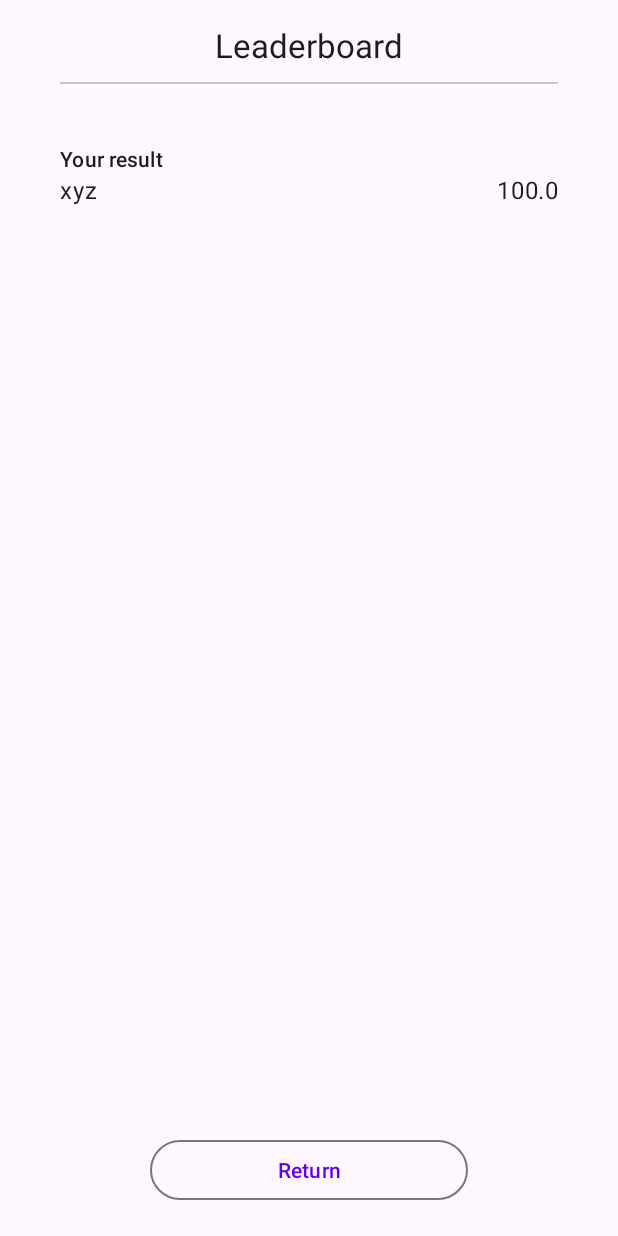
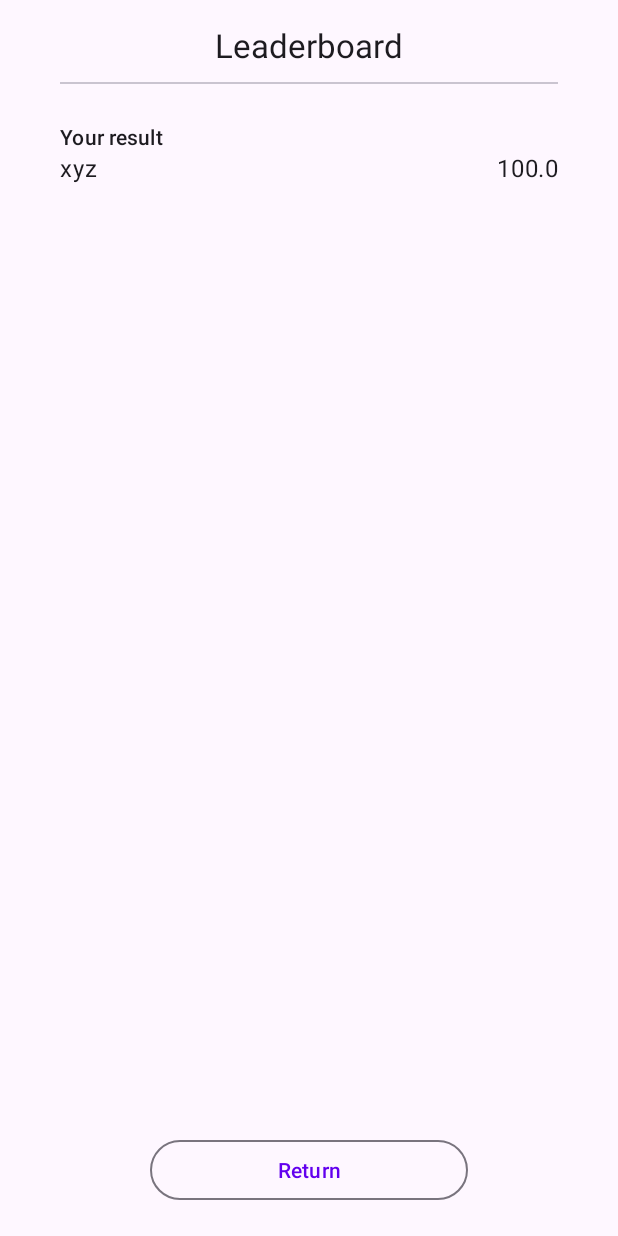
Before and after one commit to MagdalenaBator222/Ishihara_test, an Android app: the LeaderboardFragment screen opened through its navigation route, on a phone screen of 412 x 824 dp. Run offline under Robolectric (Android 15) with nearby library versions, the phone set to English and light mode, and no system bars; our stand-ins replace data binding; 1 statement that could not run was skipped.

Commit message:
Fixed leaderboard clamping

```diff
--- a/app/src/main/java/com/pl/agh/bator/ishihara_test/LeaderboardAdapter.kt
+++ b/app/src/main/java/com/pl/agh/bator/ishihara_test/LeaderboardAdapter.kt
@@ -19,8 +19,9 @@ class LeaderboardAdapter :
     }
 
     override fun onCreateViewHolder(parent: ViewGroup, viewType: Int): LeaderboardViewHolder {
+        val layoutInflater = LayoutInflater.from(parent.context)
         return LeaderboardViewHolder(
-            LeaderboardItemBinding.inflate(LayoutInflater.from(parent.context))
+            LeaderboardItemBinding.inflate(layoutInflater, parent, false)
         )
     }
 
--- a/app/src/main/res/layout/fragment_leaderboard.xml
+++ b/app/src/main/res/layout/fragment_leaderboard.xml
@@ -45,7 +45,6 @@
             app:layout_constraintTop_toBottomOf="@+id/score_divider"
             app:listData="@{viewModel.scores}"
             android:layout_marginTop="20dp"/>
-
         <TextView
             android:id="@+id/result_caption"
             android:layout_width="wrap_content"
@@ -53,7 +52,7 @@
             app:layout_constraintTop_toBottomOf="@id/recycler_view"
             app:layout_constraintLeft_toLeftOf="parent"
             android:layout_marginLeft="40dp"
-            android:layout_marginTop="20dp"
+            android:layout_marginTop="5dp"
             style="@style/TextAppearance.Material3.LabelLarge"
             android:text="@string/result_caption"/>
         <TextView
```
